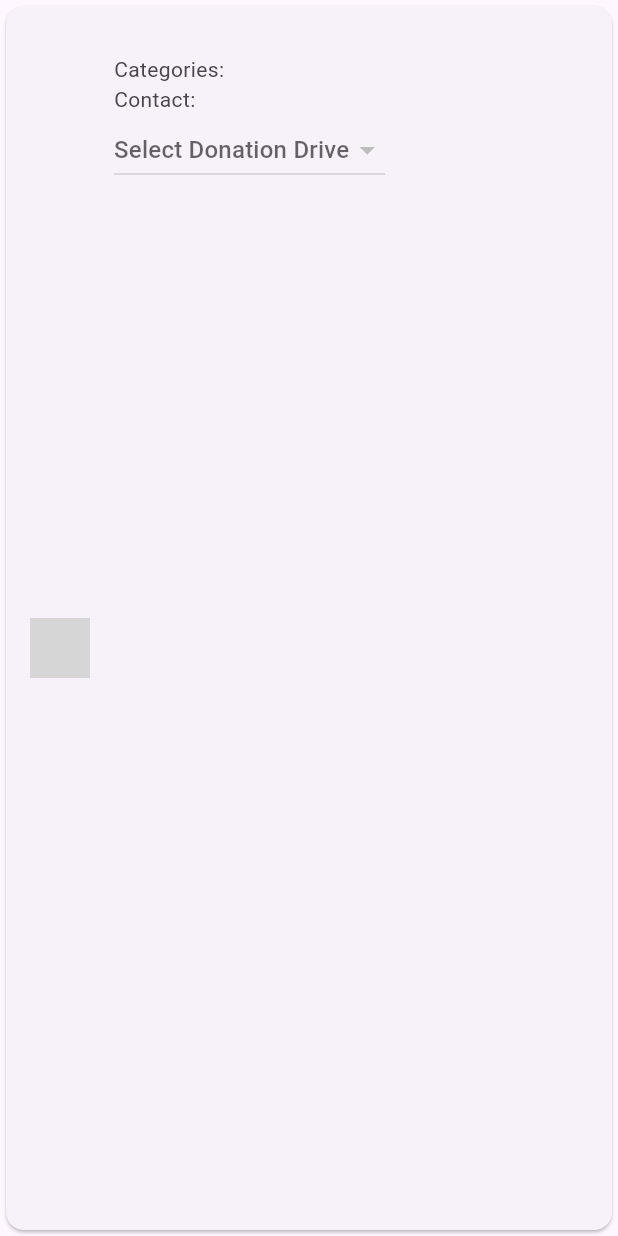
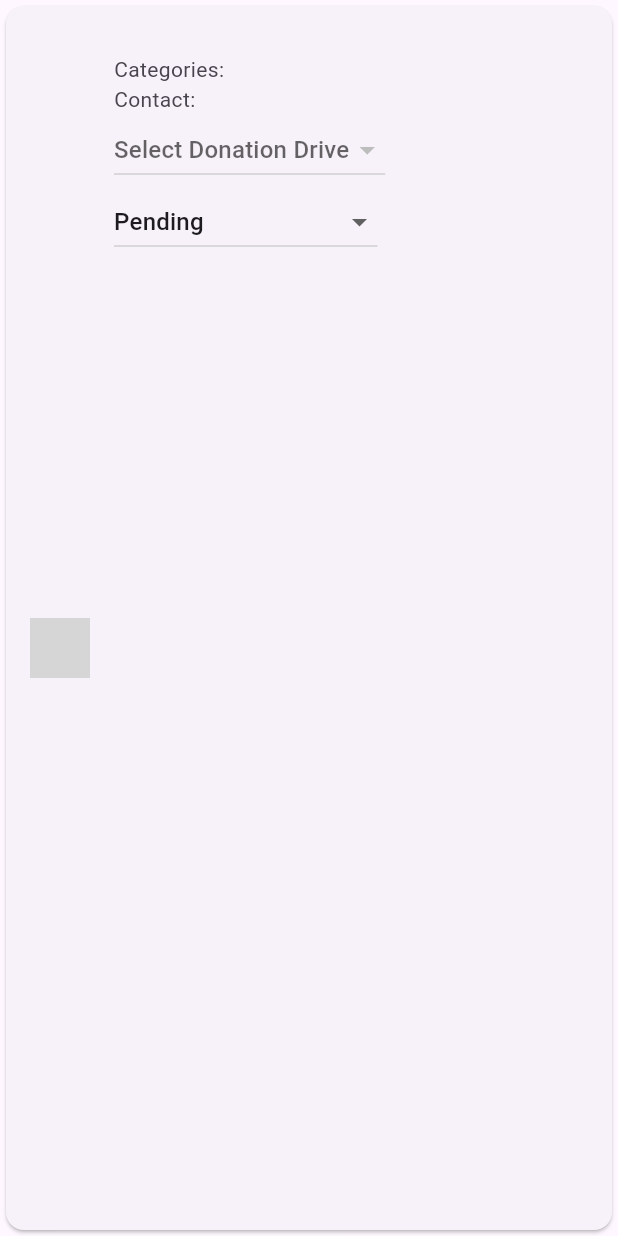
Before and after one commit to ICS-CMSC-23/donation-drive-app, a Flutter app: the DonationCard widget shown alone on an empty page, opened directly with empty values, on a phone screen of 412 x 824 dp. Run offline on Flutter 3.47's test engine with Material 3 defaults, Android fonts, the phone set to English and light mode, and no system bars; our stand-ins replace cloud_firestore, email_validator, file_picker, firebase_auth, firebase_core, firebase_storage; accounts and stored records are empty; network calls fail; grey boxes are pictures that could not be loaded.

Commit message:
feat: update status feature

```diff
--- a/lib/screens/admin/AdminPage.dart
+++ b/lib/screens/admin/AdminPage.dart
@@ -1,7 +1,7 @@
 import 'package:flutter/material.dart';
 import 'ApproveOrg.dart';
 import 'ViewAllDonors.dart';
-import 'ViewAllOrgs.dart';
+import 'admin_view_all_orgs.dart';
 
 class AdminPage extends StatelessWidget {
   const AdminPage({super.key});
--- a/lib/screens/organization/organization_page.dart
+++ b/lib/screens/organization/organization_page.dart
@@ -151,11 +151,20 @@ class DonationCard extends StatefulWidget {
 
 class _DonationCardState extends State<DonationCard> {
   String? selectedDriveId;
+  int selectedStatus = 0;
+  List<String> statusLabels = [
+    "Pending",
+    "Confirmed",
+    "Schedule for Pick-up",
+    "Complete",
+    "Canceled"
+  ];
 
   @override
   void initState() {
     super.initState();
     selectedDriveId = widget.donation.donationDriveId;
+    selectedStatus = widget.donation.status;
   }
 
   @override
@@ -197,6 +206,27 @@ class _DonationCardState extends State<DonationCard> {
                     widget.donation.id!, {'donationDriveId': newValue});
               },
             ),
+            DropdownButton<int>(
+              hint: const Text("Select Status"),
+              value: selectedStatus,
+              items: List.generate(statusLabels.length, (index) {
+                return DropdownMenuItem<int>(
+                  value: index,
+                  child: Text(statusLabels[index]),
+                );
+              }),
+              onChanged: (newValue) async {
+                setState(() {
+                  selectedStatus = newValue!;
+                });
+
+                // Update the donation with the selected status
+                final donationProvider =
+                    Provider.of<DonationListProvider>(context, listen: false);
+                donationProvider
+                    .editDonation(widget.donation.id!, {'status': newValue});
+              },
+            ),
           ],
         ),
         onTap: () {
```
